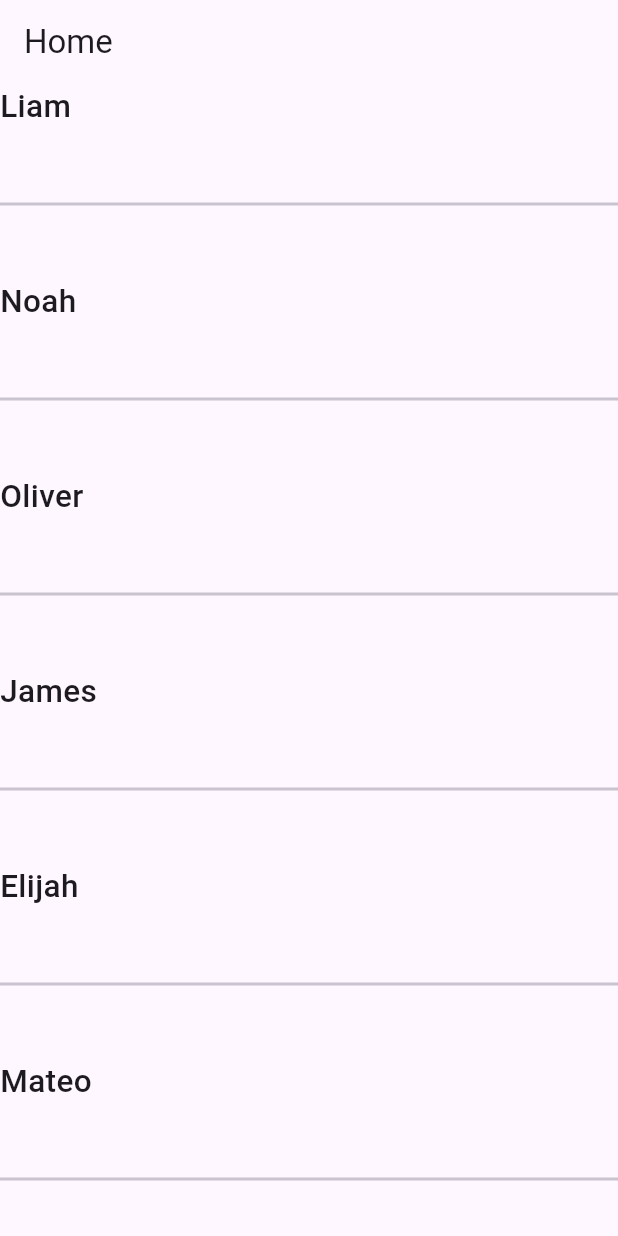
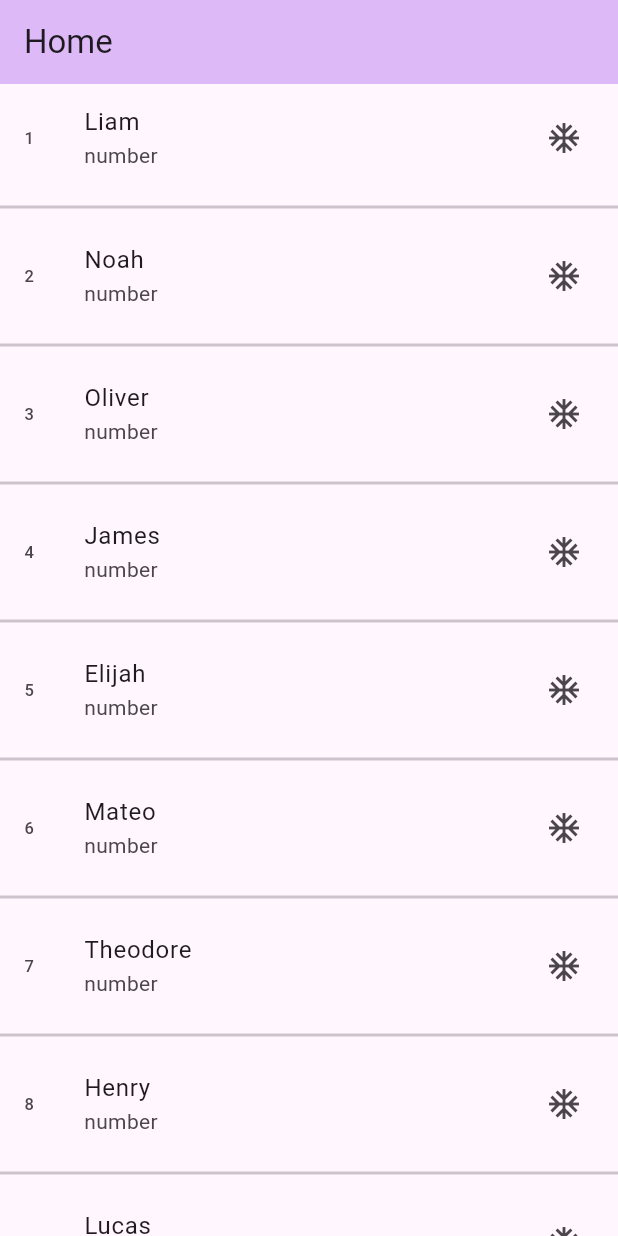
Before and after one commit to birbalkr/Flutter, a Flutter app: the screen it shows after launch, on a phone screen of 412 x 824 dp. Run offline on Flutter 3.47's test engine with Material 3 defaults, Android fonts, the phone set to English and light mode, and no system bars.

Commit message:
ListView.separated in ListTile

```diff
--- a/lib/main.dart
+++ b/lib/main.dart
@@ -1,6 +1,4 @@
-import 'package:flutter/foundation.dart';
 import 'package:flutter/material.dart';
-import 'package:flutter/widgets.dart';
 
 void main() {
   runApp(const MyApp());
@@ -14,53 +12,57 @@ class MyApp extends StatelessWidget {
   Widget build(BuildContext context) {
     return MaterialApp(
       title: 'Flutter Demo',
-      debugShowCheckedModeBanner: false,
       theme: ThemeData(
-        primaryColor: Colors.blue,
+        colorScheme:
+            ColorScheme.fromSeed(seedColor: Color.fromARGB(255, 79, 42, 109)),
+        useMaterial3: true,
       ),
-      home: const MyHomePage(),
+      home: const MyHomePage(title: 'Home'),
     );
   }
 }
 
 class MyHomePage extends StatefulWidget {
-  const MyHomePage({super.key});
+  const MyHomePage({super.key, required this.title});
+
+  final String title;
 
   @override
   State<MyHomePage> createState() => _MyHomePageState();
 }
 
 class _MyHomePageState extends State<MyHomePage> {
+  var arrname = [
+    "Liam",
+    "Noah",
+    "Oliver",
+    "James",
+    "Elijah",
+    "Mateo",
+    "Theodore",
+    "Henry",
+    "Lucas",
+    "William",
+  ];
   @override
   Widget build(BuildContext context) {
-    var arrnames = [
-      'Liam',
-      'Noah',
-      'Oliver',
-      'James',
-      'Elijah',
-      'Mateo',
-      'Theodore',
-      'Henry',
-      'Lucas',
-      'William'
-    ];
-
     return Scaffold(
         appBar: AppBar(
-          title: Text("Home"),
+          backgroundColor: Theme.of(context).colorScheme.inversePrimary,
+          title: Text(widget.title),
         ),
         body: ListView.separated(
           itemBuilder: (context, index) {
-            return Text(arrnames[index],
-                style: TextStyle(fontSize: 21, fontWeight: FontWeight.w500));
+            return ListTile(
+              leading: Text('${index + 1}'),
+              title: Text(arrname[index]),
+              subtitle: Text("number"),
+              trailing: Icon(Icons.ac_unit),
+            );
           },
-          itemCount: arrnames.length,
+          itemCount: arrname.length,
           separatorBuilder: (context, index) {
-            return Divider(
-              height: 100,
-              thickness: 2,
-            );
+            return Divider(height: 20, thickness: 2);
           },
         ));
   }
```
